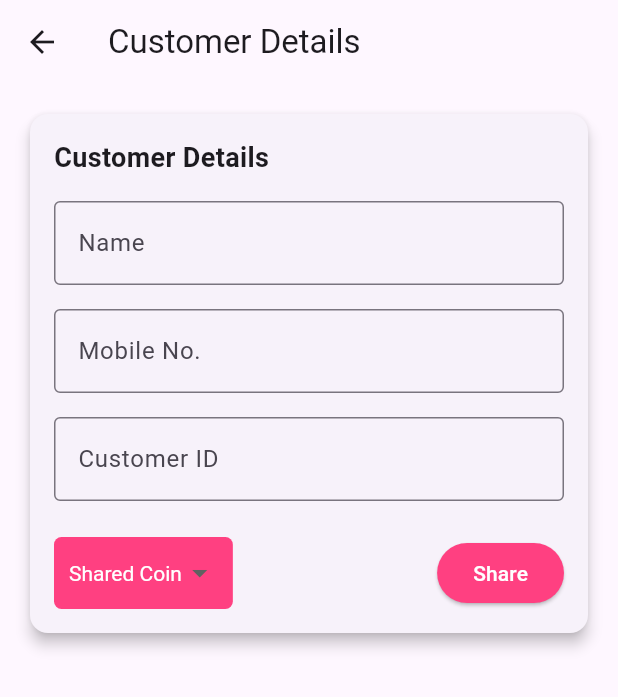
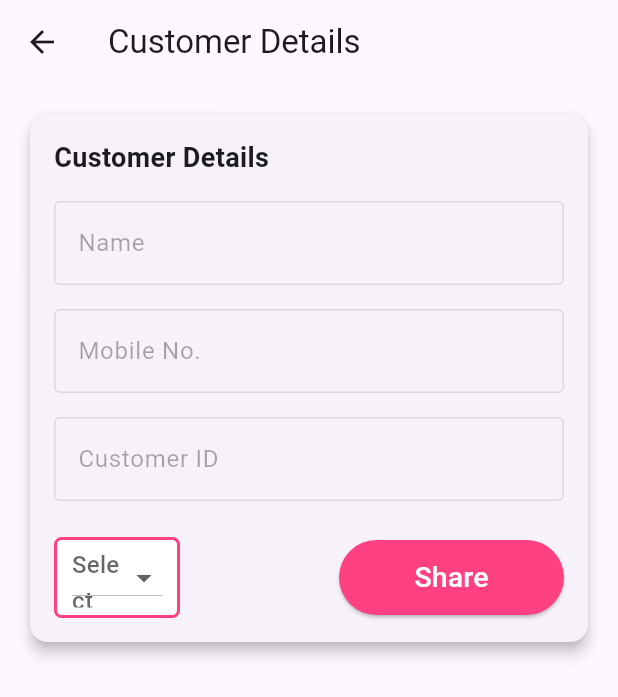
Before and after one commit to clacoitsolutions/clacostoreapp, a Flutter app: the BarCodecard screen opened directly with empty values, on a phone screen of 412 x 824 dp. Shown: the top 697 px of the screen. Run offline on Flutter 3.47's test engine with Material 3 defaults, Android fonts, the phone set to English and light mode, and no system bars; our stand-ins replace avatar_glow, cached_network_image, carousel_slider, cloud_firestore, firebase_core, location and 6 more; missing offline and left inert: dart:html, dart:js, qr_code_scanner; accounts and stored records are empty; network calls fail.

```diff
--- a/lib/Page/barcode_card.dart
+++ b/lib/Page/barcode_card.dart
@@ -1,191 +1,6 @@
-// import 'package:flutter/material.dart';
-// import 'package:qr_code_scanner/qr_code_scanner.dart';
-// import 'dart:io';
-// import 'dart:convert'; // Import dart:convert
-//
-// // ... [Your CoinPage code remains the same] ...
-//
-// class BarCodecard extends StatefulWidget {
-//   final String name;
-//   final String mobile;
-//   final String customerId;
-//
-//   BarCodecard({
-//     required this.name,
-//     required this.mobile,
-//     required this.customerId,
-//   });
-//
-//   @override
-//   _CustomerCardState createState() => _CustomerCardState();
-// }
-//
-// class _CustomerCardState extends State<BarCodecard> {
-//   final _formKey = GlobalKey<FormState>();
-//   final _nameController = TextEditingController();
-//   final _mobileController = TextEditingController();
-//   final _customerIdController = TextEditingController();
-//   String? _selectedNumber; // To store the selected dropdown value
-//
-//   List<String> _dropdownItems = ['1', '2', '3', '4', '5'];
-//
-//   @override
-//   void initState() {
-//     super.initState();
-//     // Set initial values from the constructor
-//     _nameController.text = widget.name;
-//     _mobileController.text = widget.mobile;
-//     _customerIdController.text = widget.customerId;
-//   }
-//
-//   @override
-//   void dispose() {
-//     _nameController.dispose();
-//     _mobileController.dispose();
-//     _customerIdController.dispose();
-//     super.dispose();
-//   }
-//
-//   @override
-//   Widget build(BuildContext context) {
-//     return Scaffold(
-//       appBar: AppBar(
-//         title: Text('Customer Details'),
-//       ),
-//       body: Padding(
-//         padding: const EdgeInsets.all(16.0),
-//         child: Card(
-//           elevation: 4.0,
-//           child: Padding(
-//             padding: const EdgeInsets.all(16.0),
-//             child: Form(
-//               key: _formKey,
-//               child: Column(
-//                 mainAxisSize: MainAxisSize.min,
-//                 crossAxisAlignment: CrossAxisAlignment.start,
-//                 children: <Widget>[
-//                   Text(
-//                     'Customer Details',
-//                     style: TextStyle(
-//                       fontSize: 18.0,
-//                       fontWeight: FontWeight.bold,
-//                     ),
-//                   ),
-//                   SizedBox(height: 16.0),
-//                   TextFormField(
-//                     controller: _nameController,
-//                     decoration: InputDecoration(
-//                       labelText: 'Name',
-//                       border: OutlineInputBorder(),
-//                     ),
-//                     validator: (value) {
-//                       if (value == null || value.isEmpty) {
-//                         return 'Please enter a name';
-//                       }
-//                       return null;
-//                     },
-//                   ),
-//                   SizedBox(height: 16.0),
-//                   TextFormField(
-//                     controller: _mobileController,
-//                     keyboardType: TextInputType.phone,
-//                     decoration: InputDecoration(
-//                       labelText: 'Mobile No.',
-//                       border: OutlineInputBorder(),
-//                     ),
-//                     validator: (value) {
-//                       if (value == null || value.isEmpty) {
-//                         return 'Please enter a mobile number';
-//                       }
-//                       return null;
-//                     },
-//                   ),
-//                   SizedBox(height: 16.0),
-//                   TextFormField(
-//                     controller: _customerIdController,
-//                     decoration: InputDecoration(
-//                       labelText: 'Customer ID',
-//                       border: OutlineInputBorder(),
-//                     ),
-//                   ),
-//                   SizedBox(height: 24.0),
-//                   Row(
-//                     mainAxisAlignment: MainAxisAlignment.spaceBetween,
-//                     children: [
-//                       // Dropdown for numbers
-//                       Container(
-//                         padding: EdgeInsets.symmetric(horizontal: 10.0),
-//                         decoration: BoxDecoration(
-//                           color: Colors.pinkAccent, // Set hot pink background
-//                           borderRadius: BorderRadius.circular(
-//                               5.0), // Optional rounded corners
-//                         ),
-//                         child: DropdownButtonHideUnderline(
-//                           // Hide default underline
-//                           child: DropdownButton<String>(
-//                             value: _selectedNumber,
-//                             hint: Text(
-//                               'Shared Coin',
-//                               style: TextStyle(
-//                                   color: Colors.white), // White hint text
-//                             ),
-//                             dropdownColor: Colors
-//                                 .pinkAccent, // Background color of dropdown list
-//                             style: TextStyle(
-//                                 color: Colors.white), // White text for items
-//                             items: _dropdownItems.map((String item) {
-//                               return DropdownMenuItem<String>(
-//                                 value: item,
-//                                 child: Text(item),
-//                               );
-//                             }).toList(),
-//                             onChanged: (String? newValue) {
-//                               setState(() {
-//                                 _selectedNumber = newValue!;
-//                               });
-//                             },
-//                           ),
-//                         ),
-//                       ),
-//                       Spacer(), // To push the Share button to the right
-//                       // Share button
-//                       ElevatedButton(
-//                         onPressed: () {
-//                           if (_formKey.currentState!.validate()) {
-//                             // Process and share the data
-//                             String dataToShare =
-//                                 'Name: ${_nameController.text}\n'
-//                                 'Mobile: ${_mobileController.text}\n'
-//                                 'Customer ID: ${_customerIdController.text}\n'
-//                                 'Selected Number: $_selectedNumber';
-//
-//                             // Use a share plugin or custom logic to share 'dataToShare'
-//                             // For example, using the 'share_plus' package:
-//                             // Share.share(dataToShare);
-//                             print(dataToShare);
-//                           }
-//                         },
-//                         style: ElevatedButton.styleFrom(
-//                           backgroundColor:
-//                               Colors.pinkAccent, // Set hot pink background
-//                           foregroundColor: Colors.white, // Set white text color
-//                         ),
-//                         child: Text('Share'),
-//                       ),
-//                     ],
-//                   ),
-//                 ],
-//               ),
-//             ),
-//           ),
-//         ),
-//       ),
-//     );
-//   }
-// }
-
 import 'dart:convert';
 import 'package:flutter/material.dart';
+import 'package:flutter/services.dart';
 import 'package:http/http.dart' as http;
 
 class BarCodecard extends StatefulWidget {
@@ -200,24 +15,35 @@ class BarCodecard extends StatefulWidget {
   });
 
   @override
-  _CustomerCardState createState() => _CustomerCardState();
+  _BarcodeCardState createState() => _BarcodeCardState();
 }
 
-class _CustomerCardState extends State<BarCodecard> {
+class _BarcodeCardState extends State<BarCodecard> {
   final _formKey = GlobalKey<FormState>();
   final _nameController = TextEditingController();
   final _mobileController = TextEditingController();
   final _customerIdController = TextEditingController();
-  String? _selectedNumber;
+  String _totalCoins = '';
+  String? _selectedCoin; // Dropdown selection
+  bool _isCoinAvailable = true; // Flag for coin availability
 
-  List<String> _dropdownItems = ['1', '2', '3', '4', '5'];
+  final List<String> _coinOptions = [
+    '5',
+    '10',
+    '30',
+    '50',
+    '100',
+    '500',
+  ];
 
   @override
   void initState() {
     super.initState();
+    // Initialize controllers with received data
     _nameController.text = widget.name;
     _mobileController.text = widget.mobile;
     _customerIdController.text = widget.customerId;
+    _fetchTotalCoins();
   }
 
   @override
@@ -254,20 +80,17 @@ class _CustomerCardState extends State<BarCodecard> {
                     ),
                   ),
                   SizedBox(height: 16.0),
+                  // Name field - make it read-only
                   TextFormField(
                     controller: _nameController,
                     decoration: InputDecoration(
                       labelText: 'Name',
                       border: OutlineInputBorder(),
                     ),
-                    validator: (value) {
-                      if (value == null || value.isEmpty) {
-                        return 'Please enter a name';
-                      }
-                      return null;
-                    },
+                    enabled: false, // Make it read-only
                   ),
                   SizedBox(height: 16.0),
+                  // Mobile No. field - make it read-only
                   TextFormField(
                     controller: _mobileController,
                     keyboardType: TextInputType.phone,
@@ -275,69 +98,89 @@ class _CustomerCardState extends State<BarCodecard> {
                       labelText: 'Mobile No.',
                       border: OutlineInputBorder(),
                     ),
-                    validator: (value) {
-                      if (value == null || value.isEmpty) {
-                        return 'Please enter a mobile number';
-                      }
-                      return null;
-                    },
+                    enabled: false, // Make it read-only
                   ),
                   SizedBox(height: 16.0),
+                  // Customer ID field - make it read-only
                   TextFormField(
                     controller: _customerIdController,
                     decoration: InputDecoration(
                       labelText: 'Customer ID',
                       border: OutlineInputBorder(),
                     ),
+                    enabled: false, // Make it read-only
                   ),
                   SizedBox(height: 24.0),
                   Row(
                     mainAxisAlignment: MainAxisAlignment.spaceBetween,
                     children: [
                       Container(
-                        padding: EdgeInsets.symmetric(horizontal: 10.0),
+                        padding: EdgeInsets.symmetric(
+                            horizontal: 10.0, vertical: 5.0),
                         decoration: BoxDecoration(
-                          color: Colors.pinkAccent,
+                          color: Colors.white,
                           borderRadius: BorderRadius.circular(5.0),
+                          border:
+                              Border.all(color: Colors.pinkAccent, width: 2.0),
                         ),
-                        child: DropdownButtonHideUnderline(
+                        child: SizedBox(
+                          height: 40,
+                          width: 60,
                           child: DropdownButton<String>(
-                            value: _selectedNumber,
-                            hint: Text(
-                              'Shared Coin',
-                              style: TextStyle(color: Colors.white),
-                            ),
-                            dropdownColor: Colors.pinkAccent,
-                            style: TextStyle(color: Colors.white),
-                            items: _dropdownItems.map((String item) {
+                            value: _selectedCoin,
+                            hint: Text('Select Coin'),
+                            items: _coinOptions.map((coin) {
                               return DropdownMenuItem<String>(
-                                value: item,
-                                child: Text(item),
+                                value: coin,
+                                child: Text(coin),
                               );
                             }).toList(),
-                            onChanged: (String? newValue) {
+                            onChanged: (value) {
                               setState(() {
-                                _selectedNumber = newValue!;
+                                _selectedCoin = value!;
+                                _isCoinAvailable = int.parse(_totalCoins) >=
+                                    int.parse(_selectedCoin!);
                               });
                             },
+                            isExpanded: true,
                           ),
                         ),
                       ),
                       Spacer(),
-                      ElevatedButton(
-                        onPressed: () {
-                          if (_formKey.currentState!.validate()) {
-                            _shareCoin();
-                          }
-                        },
-                        style: ElevatedButton.styleFrom(
-                          backgroundColor: Colors.pinkAccent,
-                          foregroundColor: Colors.white,
+                      SizedBox(
+                        height: 50,
+                        width: 150,
+                        child: ElevatedButton(
+                          onPressed: _isCoinAvailable
+                              ? () {
+                                  if (_formKey.currentState!.validate() &&
+                                      _selectedCoin != null) {
+                                    _shareCoin();
+                                  }
+                                }
+                              : null,
+                          style: ElevatedButton.styleFrom(
+                            backgroundColor: _isCoinAvailable
+                                ? Colors.pinkAccent
+                                : Colors.grey,
+                            foregroundColor: Colors.white,
+                          ),
+                          child: Text(
+                            _isCoinAvailable ? 'Share' : 'Not Available',
+                            style: TextStyle(fontSize: 19),
+                          ),
                         ),
-                        child: Text('Share'),
                       ),
                     ],
                   ),
+                  if (!_isCoinAvailable)
+                    Padding(
+                      padding: const EdgeInsets.only(top: 16.0),
+                      child: Text(
+                        'Insufficient coins!',
+                        style: TextStyle(color: Colors.red),
+                      ),
+                    ),
                 ],
               ),
             ),
@@ -345,6 +188,31 @@ class _CustomerCardState extends State<BarCodecard> {
         ),
       ),
     );
+  }
+
+  Future<void> _fetchTotalCoins() async {
+    try {
+      final response = await http.post(
+        Uri.parse('https://clacostoreapi.onrender.com/getSenderCoin'),
+        headers: {
+          "Content-Type": "application/json",
+        },
+        body: jsonEncode({
+          "CustomerID": "CUST000388", // Replace with sender's ID
+        }),
+      );
+
+      if (response.statusCode == 200) {
+        final data = jsonDecode(response.body);
+        setState(() {
+          _totalCoins = data['data'][0]['TotalCoin'];
+        });
+      } else {
+        throw Exception('Failed to fetch total coins');
+      }
+    } catch (e) {
+      print('Error fetching coins: $e');
+    }
   }
 
   Future<void> _shareCoin() async {
@@ -355,23 +223,28 @@ class _CustomerCardState extends State<BarCodecard> {
           "Content-Type": "application/json",
         },
         body: jsonEncode({
-          "CustomerID": widget.customerId,
-          "ReciverCustomerId": "CUST000473", // Replace with actual recipient ID
-          "SelectedValue":
-              _selectedNumber ?? '10', // Default to '1' if not selected
+          "CustomerID": widget.customerId, // Receiver's ID
+          "ReciverCustomerId": "CUST000473", // Replace with actual sender ID
+          "SelectedValue": _selectedCoin, // Use the selected value
         }),
       );
 
       if (response.statusCode == 200) {
         print('Coin shared successfully');
         print(response.body);
-        // Handle success scenario as needed
+        // Optionally show a success message to the user
+        ScaffoldMessenger.of(context).showSnackBar(
+          SnackBar(content: Text('Coins shared successfully!')),
+        );
       } else {
         throw Exception('Failed to share coin');
       }
     } catch (e) {
       print('Error sharing coin: $e');
-      // Handle error scenario as needed
+      // Optionally show an error message to the user
+      ScaffoldMessenger.of(context).showSnackBar(
+        SnackBar(content: Text('Failed to share coins.')),
+      );
     }
   }
 }
--- a/lib/main.dart
+++ b/lib/main.dart
@@ -1,4 +1,6 @@
 import 'package:claco_store/Page/Category_Page.dart';
+import 'package:claco_store/Page/barcode_card.dart';
+import 'package:claco_store/Page/generateQR.dart';
 import 'package:claco_store/Page/login.dart';
 import 'package:claco_store/Page/my_profile.dart';
 import 'package:claco_store/pageUtills/add_address_form.dart';
@@ -40,7 +42,7 @@ class MyApp extends StatelessWidget {
       ),
       debugShowCheckedModeBanner: false,
       // Initially, use your new LoginPage
-      home: HomeScreen(),
+      home: CoinPage(),
       routes: {
         '/orderDetails': (context) => OrderDetailsScreen(),
         '/home': (context) =>
```
Also changed, not shown: lib/Page/coin_page.dart (+51 -56 lines), lib/Page/generateQR.dart (+107 -97 lines), 2 other files.
